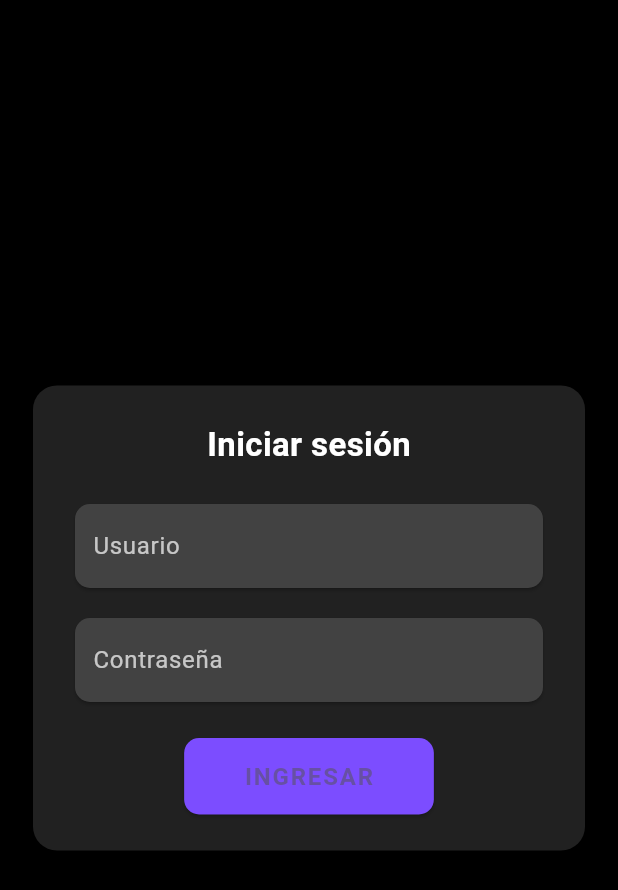
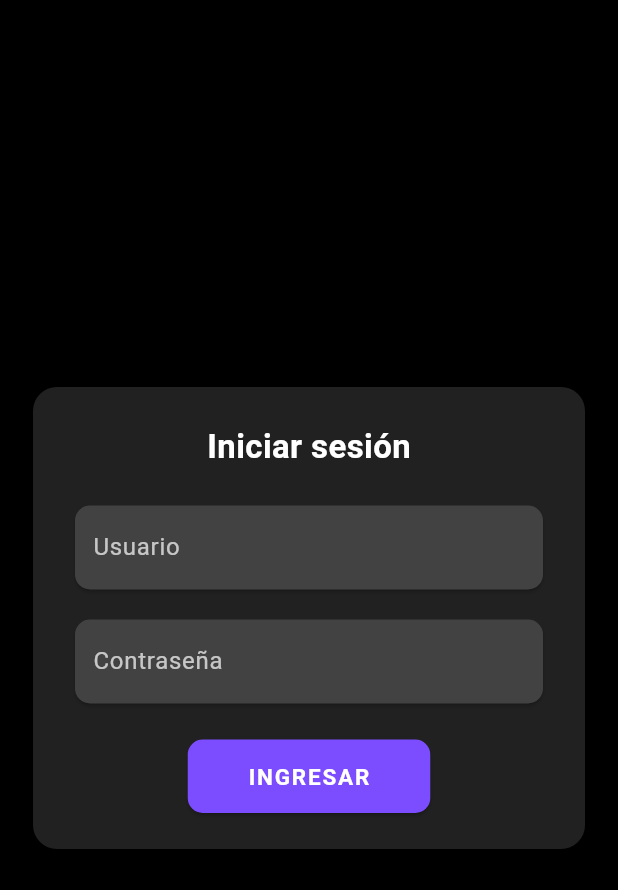
Before and after one commit to Irinaguzzi/myapp, a Flutter app: the screen it shows after launch, on a phone screen of 412 x 824 dp. Shown: the top 890 px of the screen. Run offline on Flutter 3.47's test engine with Material 3 defaults, Android fonts, the phone set to English and light mode, and no system bars; our stand-ins replace go_router.

Commit message:
modifico el "ingresar"

```diff
--- a/lib/main.dart
+++ b/lib/main.dart
@@ -147,9 +147,10 @@ class EstadoPaginaDeInicio extends State<PaginaDeInicio> {
                     child: const Text(
                       'INGRESAR',
                       style: TextStyle(
-                        fontSize: 16,
+                        fontSize: 15,
                         fontWeight: FontWeight.bold,
                         letterSpacing: 1.2,
+                        color: Colors.white,
                       ),
                     ),
                   ),
```
